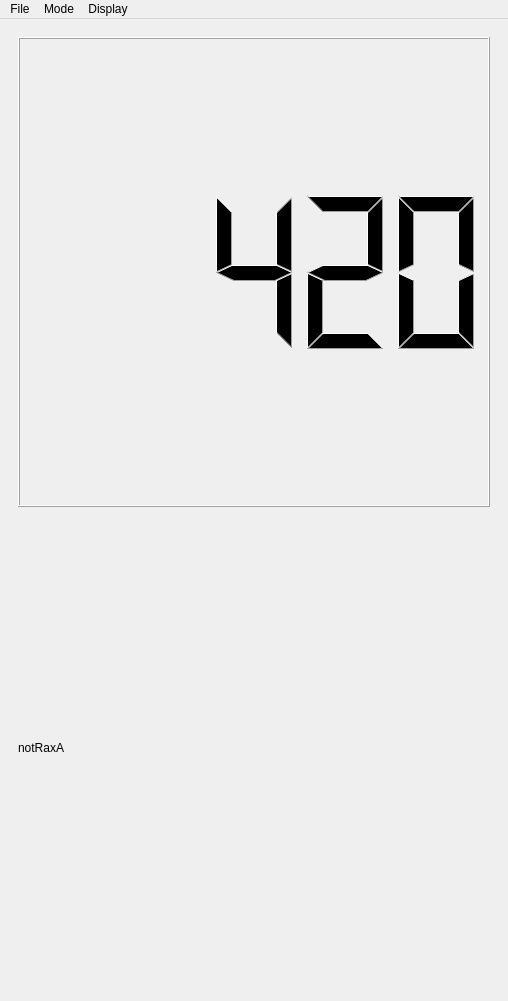
Before: the Qt Designer form gui_layout.ui in PeterDulworth/PhyloVis, drawn with Qt 5.
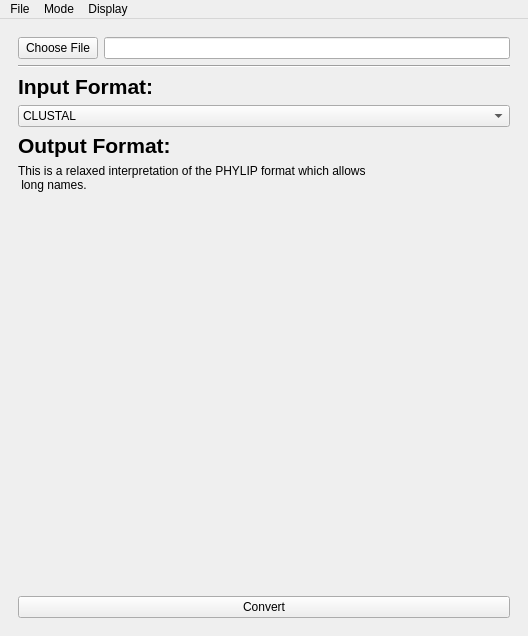
After: the same form once the commit is applied. The open tabs and pages were chosen to show the change.

Commit message: added file converter gui layout

```diff
--- a/gui_layout.ui
+++ b/gui_layout.ui
@@ -6,8 +6,8 @@
    <rect>
     <x>0</x>
     <y>0</y>
-    <width>508</width>
-    <height>1001</height>
+    <width>528</width>
+    <height>636</height>
    </rect>
   </property>
   <property name="sizePolicy">
@@ -770,18 +770,146 @@
         <widget class="QWidget" name="inputPageNotRaxA">
          <layout class="QGridLayout" name="gridLayout_2">
           <item row="1" column="0">
+           <widget class="Line" name="line_2">
+            <property name="orientation">
+             <enum>Qt::Horizontal</enum>
+            </property>
+           </widget>
+          </item>
+          <item row="2" column="0">
+           <widget class="QLabel" name="label_4">
+            <property name="font">
+             <font>
+              <pointsize>16</pointsize>
+              <weight>75</weight>
+              <bold>true</bold>
+             </font>
+            </property>
+            <property name="text">
+             <string>Input Format:</string>
+            </property>
+           </widget>
+          </item>
+          <item row="5" column="0">
+           <widget class="QLabel" name="label_5">
+            <property name="text">
+             <string>This is a relaxed interpretation of the PHYLIP format which allows
+ long names.</string>
+            </property>
+           </widget>
+          </item>
+          <item row="6" column="0">
+           <spacer name="verticalSpacer">
+            <property name="orientation">
+             <enum>Qt::Vertical</enum>
+            </property>
+            <property name="sizeHint" stdset="0">
+             <size>
+              <width>20</width>
+              <height>40</height>
+             </size>
+            </property>
+           </spacer>
+          </item>
+          <item row="7" column="0">
+           <widget class="QPushButton" name="pushButton_3">
+            <property name="text">
+             <string>Convert</string>
+            </property>
+           </widget>
+          </item>
+          <item row="4" column="0">
            <widget class="QLabel" name="label">
+            <property name="font">
+             <font>
+              <pointsize>16</pointsize>
+              <weight>75</weight>
+              <bold>true</bold>
+             </font>
+            </property>
             <property name="text">
-             <string>notRaxA</string>
+             <string>Output Format:</string>
             </property>
            </widget>
           </item>
+          <item row="3" column="0">
+           <widget class="QComboBox" name="comboBox_2">
+            <property name="sizePolicy">
+             <sizepolicy hsizetype="MinimumExpanding" vsizetype="Fixed">
+              <horstretch>0</horstretch>
+              <verstretch>0</verstretch>
+             </sizepolicy>
+            </property>
+            <item>
+             <property name="text">
+              <string>CLUSTAL</string>
+             </property>
+            </item>
+            <item>
+             <property name="text">
+              <string>EMBOSS</string>
+             </property>
+            </item>
+            <item>
+             <property name="text">
+              <string>FASTA</string>
+             </property>
+            </item>
+            <item>
+             <property name="text">
+              <string>FASTA-m10</string>
+             </property>
+            </item>
+            <item>
+             <property name="text">
+              <string>IG</string>
+             </property>
+            </item>
+            <item>
+             <property name="text">
+              <string>MAF</string>
+             </property>
+            </item>
+            <item>
+             <property name="text">
+              <string>Mauve</string>
+             </property>
+            </item>
+            <item>
+             <property name="text">
+              <string>NEXUS</string>
+             </property>
+            </item>
+            <item>
+             <property name="text">
+              <string>PHYLIP</string>
+             </property>
+            </item>
+            <item>
+             <property name="text">
+              <string>PHYLIP-sequential</string>
+             </property>
+            </item>
+            <item>
+             <property name="text">
+              <string>Stockholm</string>
+             </property>
+            </item>
+           </widget>
+          </item>
           <item row="0" column="0">
-           <widget class="QLCDNumber" name="lcdNumber">
-            <property name="intValue" stdset="0">
-             <number>420</number>
-            </property>
-           </widget>
+           <layout class="QHBoxLayout" name="horizontalLayout_23">
+            <item>
+             <widget class="QPushButton" name="pushButton">
+              <property name="text">
+               <string>Choose File</string>
+              </property>
+             </widget>
+            </item>
+            <item>
+             <widget class="QLineEdit" name="lineEdit"/>
+            </item>
+           </layout>
           </item>
          </layout>
         </widget>
@@ -961,7 +1089,7 @@
     <rect>
      <x>0</x>
      <y>0</y>
-     <width>508</width>
+     <width>528</width>
      <height>22</height>
     </rect>
    </property>
```
Left out of the diff: 33 changed lines with no effect on the pictures. The commit also changes 2 other files.
